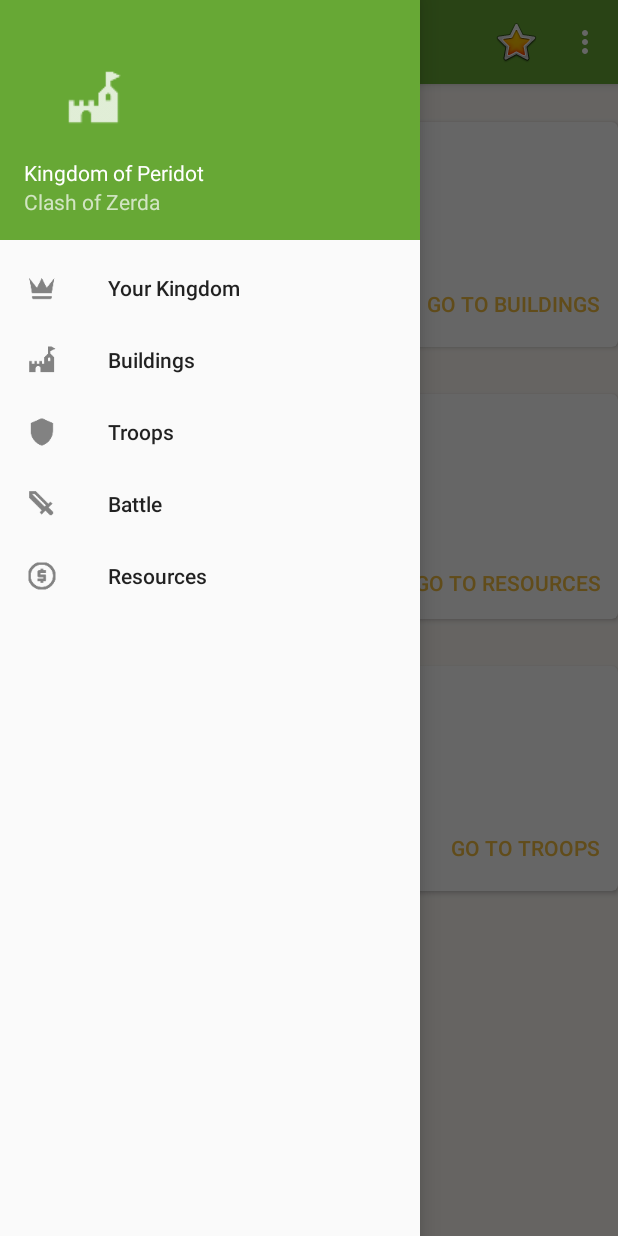
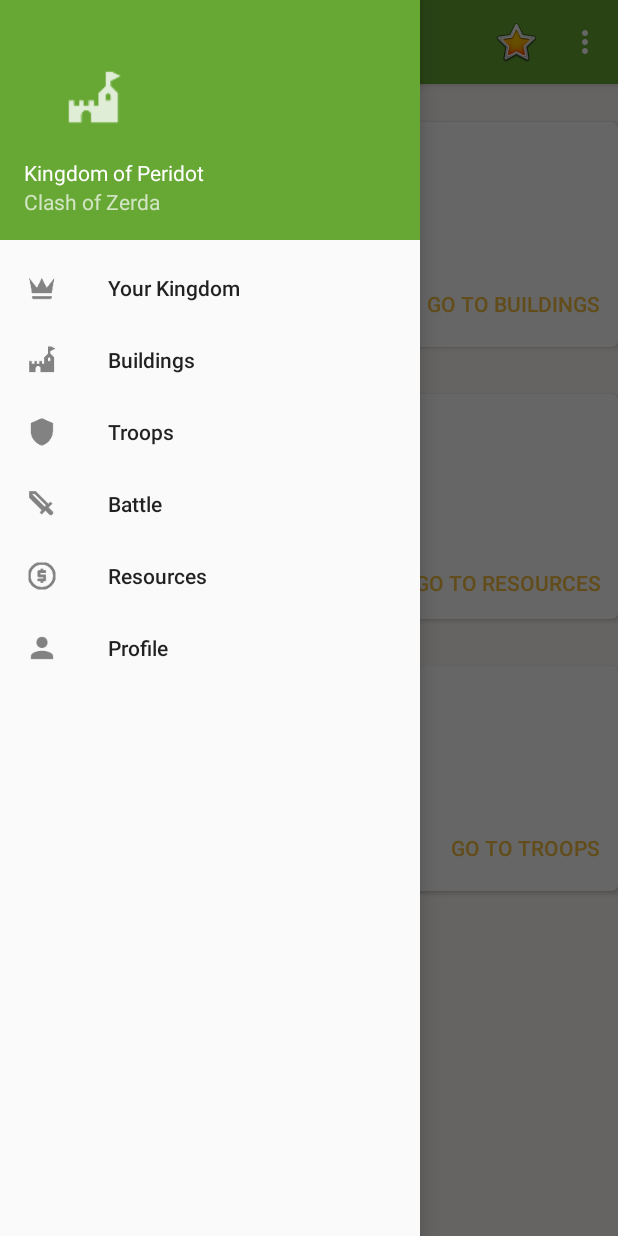
Before and after one commit to greenfox-zerda-raptors/peridot-coz-android, an Android app: the MainActivity screen opened directly, with no data from a screen before it, with the side drawer open, on a phone screen of 412 x 824 dp. Run offline under Robolectric (Android 15) with nearby library versions, the phone set to English and light mode, and no system bars; our stand-ins replace Dagger/Hilt's generated code; 1 statement that could not run was skipped.

Commit message:
user menu item done, fragment done, icon for user done, layout with dummy text and search view done

```diff
--- a/app/src/main/java/com/greenfox/peridot/peridot_coz_android/activity/MainActivity.java
+++ b/app/src/main/java/com/greenfox/peridot/peridot_coz_android/activity/MainActivity.java
@@ -25,6 +25,7 @@ import com.greenfox.peridot.peridot_coz_android.fragment.ResourcesOverviewFragme
 import com.greenfox.peridot.peridot_coz_android.fragment.SettingsFragment;
 import com.greenfox.peridot.peridot_coz_android.fragment.TroopsOverviewFragment;
 import com.greenfox.peridot.peridot_coz_android.api.ApiService;
+import com.greenfox.peridot.peridot_coz_android.fragment.UserOverviewFragment;
 import com.greenfox.peridot.peridot_coz_android.model.pojo.Kingdom;
 import com.greenfox.peridot.peridot_coz_android.model.pojo.User;
 import com.greenfox.peridot.peridot_coz_android.model.request.LoginRequest;
@@ -75,7 +76,6 @@ public class MainActivity extends AppCompatActivity implements NavigationView.On
             public void onResponse(Call<KingdomResponse> call, Response<KingdomResponse> response) {
                 if (response.body().getErrors() == null) {
                     kingdom = response.body().getKingdom();
-                    showLoadingProgress();
                     Toast.makeText(getApplicationContext(), "Welcome in kingdom of " + kingdom.getUser().getKingdom() + "!", Toast.LENGTH_SHORT).show();
                 } else {
                     Toast.makeText(getApplicationContext(), "Something went wrong, please try to refresh", Toast.LENGTH_SHORT).show();
@@ -151,6 +151,9 @@ public class MainActivity extends AppCompatActivity implements NavigationView.On
         } else if (id == R.id.nav_resources) {
             showLoadingProgress();
             loadFragment(new ResourcesOverviewFragment());
+        } else if (id == R.id.nav_user) {
+            showLoadingProgress();
+            loadFragment(new UserOverviewFragment());
         }
         DrawerLayout drawer = (DrawerLayout) findViewById(R.id.drawer_layout);
         drawer.closeDrawer(GravityCompat.START);
--- a/app/src/main/res/menu/nav_drawer_menu.xml
+++ b/app/src/main/res/menu/nav_drawer_menu.xml
@@ -22,6 +22,10 @@
             android:id="@+id/nav_resources"
             android:icon="@drawable/ic_coin_black"
             android:title="Resources"/>
+        <item
+            android:id="@+id/nav_user"
+            android:icon="@drawable/ic_user_black"
+            android:title="Profile"/>
     </group>
 
 </menu>
```
Also changed, not shown: app/src/main/java/com/greenfox/peridot/peridot_coz_android/fragment/UserOverviewFragment.java (added, +27 -0 lines), app/src/main/res/layout/user_overview_layout.xml (added, +25 -0 lines), app/src/main/res/drawable-hdpi/ic_user_black.png (added), app/src/main/res/drawable-mdpi/ic_user_black.png (added), app/src/main/res/drawable-xhdpi/ic_user_black.png (added), app/src/main/res/drawable-xxhdpi/ic_user_black.png (added).
